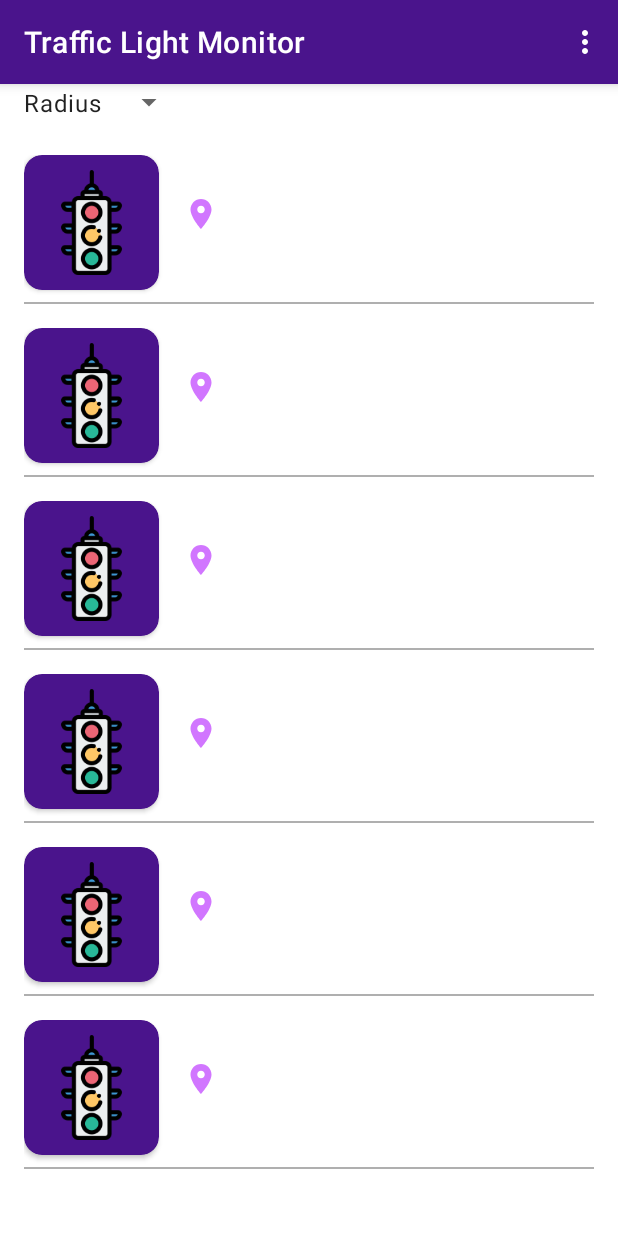
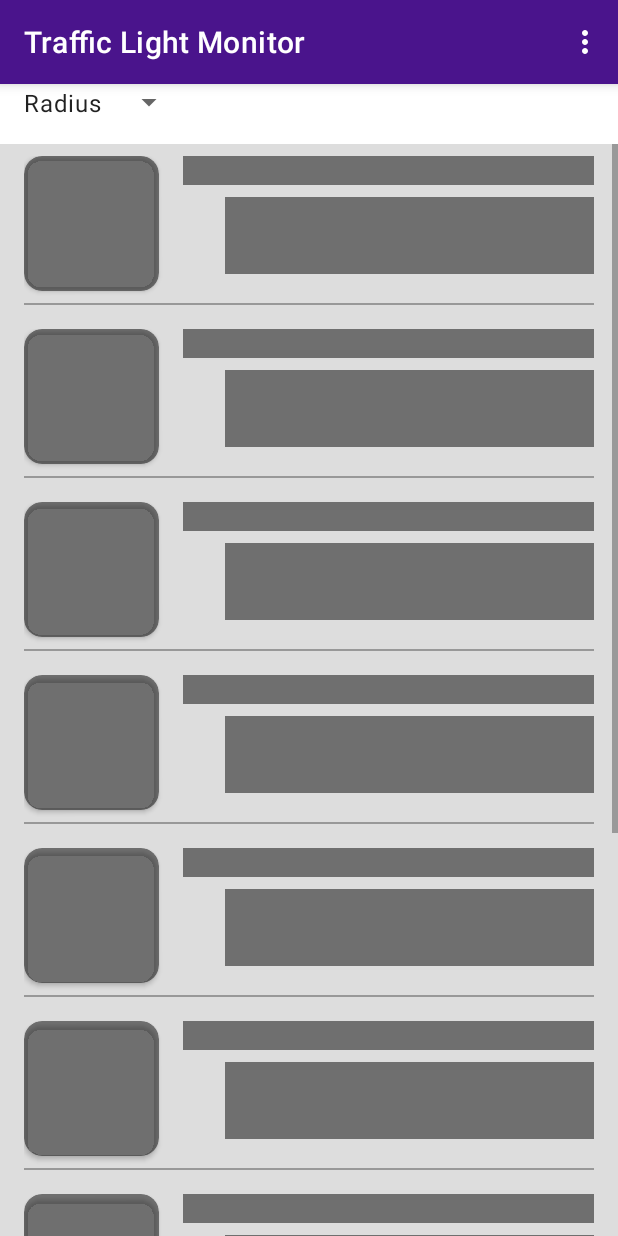
Before and after one commit to erikrios/traffic-light-monitor, an Android app: the layout fragment_dashboard.xml on its own in the app's theme, with its tools: preview values and no code run, on a phone screen of 412 x 824 dp. Run offline under Robolectric (Android 15) with nearby library versions, the phone set to English and light mode, and no system bars.

Commit message:
Add Shimmer Frame Layout to display the shimmer effect when loading

```diff
--- a/app/src/main/res/layout/fragment_dashboard.xml
+++ b/app/src/main/res/layout/fragment_dashboard.xml
@@ -52,14 +52,26 @@
         tools:itemCount="20"
         tools:listitem="@layout/item_traffic_light" />
 
-    <ProgressBar
+    <com.facebook.shimmer.ShimmerFrameLayout
         android:id="@+id/progress_bar"
-        android:layout_width="wrap_content"
-        android:layout_height="wrap_content"
-        android:visibility="gone"
+        android:layout_width="0dp"
+        android:layout_height="0dp"
+        android:layout_marginTop="16dp"
+        android:visibility="visible"
         app:layout_constraintBottom_toBottomOf="parent"
         app:layout_constraintEnd_toEndOf="parent"
         app:layout_constraintStart_toStartOf="parent"
-        app:layout_constraintTop_toTopOf="parent" />
+        app:layout_constraintTop_toBottomOf="@id/spinner_radius"
+        app:shimmer_auto_start="true">
+
+        <ScrollView
+            android:layout_width="match_parent"
+            android:layout_height="wrap_content">
+
+            <include layout="@layout/items_shimmer_traffic_light" />
+
+        </ScrollView>
+
+    </com.facebook.shimmer.ShimmerFrameLayout>
 
 </androidx.constraintlayout.widget.ConstraintLayout>
```
